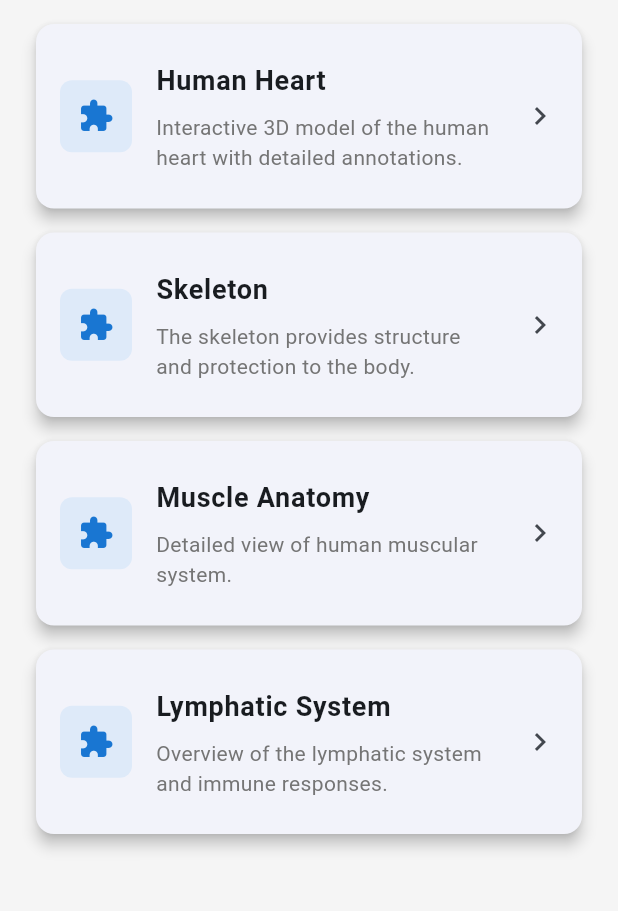
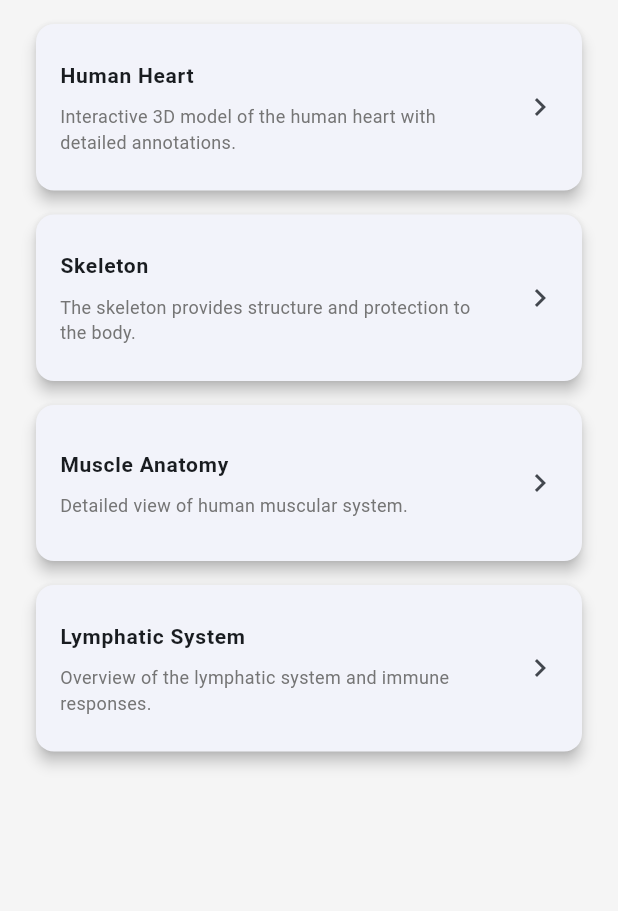
Before and after one commit to Kyziq/AR-natomy, a Flutter app: the screen it shows after launch, on a phone screen of 412 x 824 dp, the part 84-995 px from its top. Run offline on Flutter 3.47's test engine with Material 3 defaults, Android fonts, the phone set to English and light mode, and no system bars; our stand-ins replace webview_flutter; missing offline and left inert: model_viewer_plus.

Commit message:
feat: adjust font sizes

```diff
--- a/lib/screens/menu_screen.dart
+++ b/lib/screens/menu_screen.dart
@@ -25,23 +25,10 @@ class MenuScreen extends StatelessWidget {
             margin: const EdgeInsets.symmetric(vertical: 8.0, horizontal: 16.0),
             child: ListTile(
               contentPadding: const EdgeInsets.all(16.0),
-              leading: Container(
-                width: 48,
-                height: 48,
-                decoration: BoxDecoration(
-                  color: Colors.blue.withAlpha(25),
-                  borderRadius: BorderRadius.circular(8),
-                ),
-                child: Icon(
-                  Icons.extension,
-                  color: Colors.blue[700],
-                  size: 24,
-                ),
-              ),
               title: Text(
                 model.name,
                 style: const TextStyle(
-                  fontSize: 18,
+                  fontSize: 14,
                   fontWeight: FontWeight.bold,
                 ),
               ),
@@ -51,7 +38,7 @@ class MenuScreen extends StatelessWidget {
                   model.description,
                   style: TextStyle(
                     color: Colors.grey[600],
-                    fontSize: 14,
+                    fontSize: 12,
                   ),
                 ),
               ),
```
